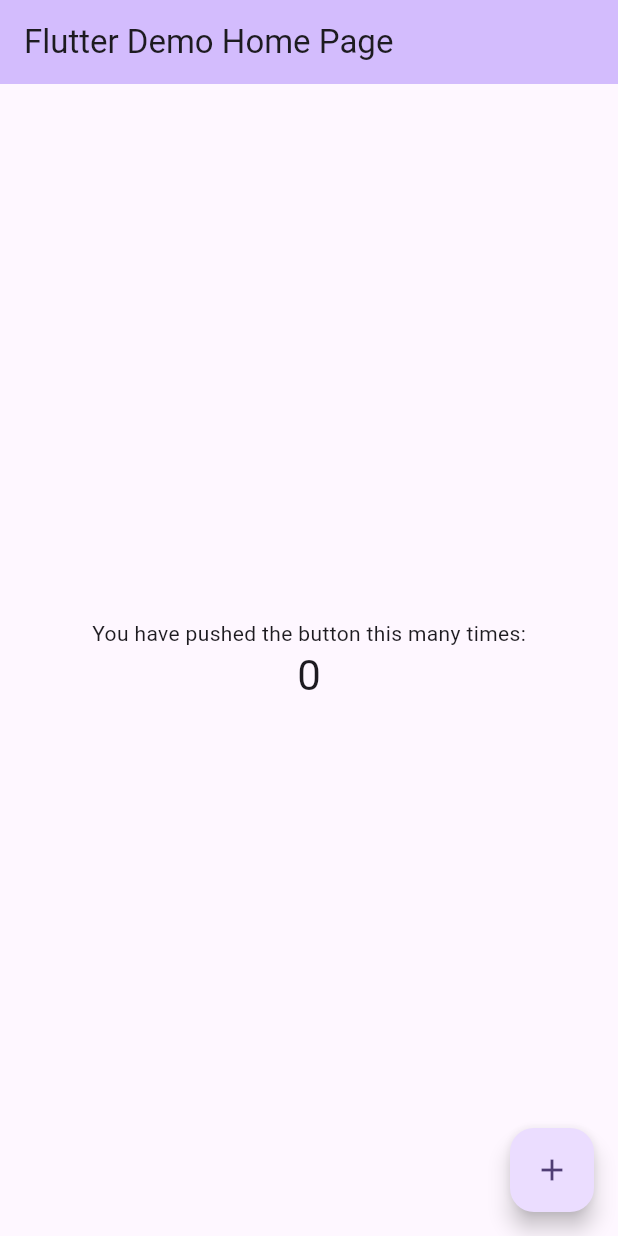
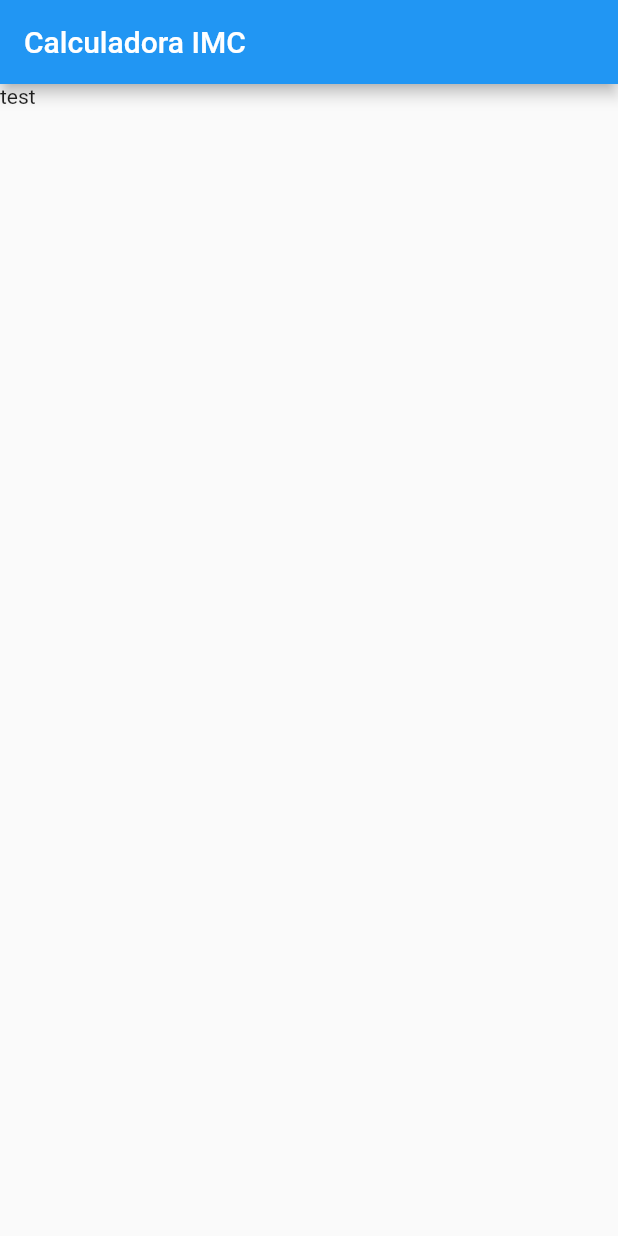
Before and after one commit to diogosvicente/imcflutter, a Flutter app: the screen it shows after launch, on a phone screen of 412 x 824 dp. Run offline on Flutter 3.47's test engine with Material 2 defaults, Android fonts, the phone set to English and light mode, and no system bars.

Commit message:
:lipstick: feat: starting codebase

```diff
--- /dev/null
+++ b/lib/init_app.dart
@@ -0,0 +1,14 @@
+import 'package:flutter/material.dart';
+import 'pages/imc_list_page.dart';
+
+class InitApp extends StatelessWidget {
+  const InitApp({super.key});
+
+  @override
+  Widget build(BuildContext context) {
+    return const MaterialApp(
+      debugShowCheckedModeBanner: false,
+      home: ImcListPage(),
+    );
+  }
+}
--- a/lib/main.dart
+++ b/lib/main.dart
@@ -1,125 +1,6 @@
 import 'package:flutter/material.dart';
+import 'init_app.dart';
 
 void main() {
-  runApp(const MyApp());
+  runApp(const InitApp());
 }
-
-class MyApp extends StatelessWidget {
-  const MyApp({super.key});
-
-  // This widget is the root of your application.
-  @override
-  Widget build(BuildContext context) {
-    return MaterialApp(
-      title: 'Flutter Demo',
-      theme: ThemeData(
-        // This is the theme of your application.
-        //
-        // TRY THIS: Try running your application with "flutter run". You'll see
-        // the application has a blue toolbar. Then, without quitting the app,
-        // try changing the seedColor in the colorScheme below to Colors.green
-        // and then invoke "hot reload" (save your changes or press the "hot
-        // reload" button in a Flutter-supported IDE, or press "r" if you used
-        // the command line to start the app).
-        //
-        // Notice that the counter didn't reset back to zero; the application
-        // state is not lost during the reload. To reset the state, use hot
-        // restart instead.
-        //
-        // This works for code too, not just values: Most code changes can be
-        // tested with just a hot reload.
-        colorScheme: ColorScheme.fromSeed(seedColor: Colors.deepPurple),
-        useMaterial3: true,
-      ),
-      home: const MyHomePage(title: 'Flutter Demo Home Page'),
-    );
-  }
-}
-
-class MyHomePage extends StatefulWidget {
-  const MyHomePage({super.key, required this.title});
-
-  // This widget is the home page of your application. It is stateful, meaning
-  // that it has a State object (defined below) that contains fields that affect
-  // how it looks.
-
-  // This class is the configuration for the state. It holds the values (in this
-  // case the title) provided by the parent (in this case the App widget) and
-  // used by the build method of the State. Fields in a Widget subclass are
-  // always marked "final".
-
-  final String title;
-
-  @override
-  State<MyHomePage> createState() => _MyHomePageState();
-}
-
-class _MyHomePageState extends State<MyHomePage> {
-  int _counter = 0;
-
-  void _incrementCounter() {
-    setState(() {
-      // This call to setState tells the Flutter framework that something has
-      // changed in this State, which causes it to rerun the build method below
-      // so that the display can reflect the updated values. If we changed
-      // _counter without calling setState(), then the build method would not be
-      // called again, and so nothing would appear to happen.
-      _counter++;
-    });
-  }
-
-  @override
-  Widget build(BuildContext context) {
-    // This method is rerun every time setState is called, for instance as done
-    // by the _incrementCounter method above.
-    //
-    // The Flutter framework has been optimized to make rerunning build methods
-    // fast, so that you can just rebuild anything that needs updating rather
-    // than having to individually change instances of widgets.
-    return Scaffold(
-      appBar: AppBar(
-        // TRY THIS: Try changing the color here to a specific color (to
-        // Colors.amber, perhaps?) and trigger a hot reload to see the AppBar
-        // change color while the other colors stay the same.
-        backgroundColor: Theme.of(context).colorScheme.inversePrimary,
-        // Here we take the value from the MyHomePage object that was created by
-        // the App.build method, and use it to set our appbar title.
-        title: Text(widget.title),
-      ),
-      body: Center(
-        // Center is a layout widget. It takes a single child and positions it
-        // in the middle of the parent.
-        child: Column(
-          // Column is also a layout widget. It takes a list of children and
-          // arranges them vertically. By default, it sizes itself to fit its
-          // children horizontally, and tries to be as tall as its parent.
-          //
-          // Column has various properties to control how it sizes itself and
-          // how it positions its children. Here we use mainAxisAlignment to
-          // center the children vertically; the main axis here is the vertical
-          // axis because Columns are vertical (the cross axis would be
-          // horizontal).
-          //
-          // TRY THIS: Invoke "debug painting" (choose the "Toggle Debug Paint"
-          // action in the IDE, or press "p" in the console), to see the
-          // wireframe for each widget.
-          mainAxisAlignment: MainAxisAlignment.center,
-          children: <Widget>[
-            const Text(
-              'You have pushed the button this many times:',
-            ),
-            Text(
-              '$_counter',
-              style: Theme.of(context).textTheme.headlineMedium,
-            ),
-          ],
-        ),
-      ),
-      floatingActionButton: FloatingActionButton(
-        onPressed: _incrementCounter,
-        tooltip: 'Increment',
-        child: const Icon(Icons.add),
-      ), // This trailing comma makes auto-formatting nicer for build methods.
-    );
-  }
-}
--- /dev/null
+++ b/lib/model/pessoa.dart
@@ -0,0 +1,57 @@
+class Pessoa {
+  String _nome = "";
+  double _peso = 0;
+  double _altura = 0;
+  double _imc = 0;
+  String _classificacao = "";
+
+  String get nome => _nome;
+  double get peso => _peso;
+  double get altura => _altura;
+  double get imc => _imc;
+  String get classificacao => _classificacao;
+
+  set nome(String nome) {
+    _nome = nome;
+  }
+
+  set peso(double peso) {
+    _peso = peso;
+  }
+
+  set altura(double altura) {
+    _altura = altura;
+  }
+
+  double calcularImc() => (_peso / (_altura * _altura));
+
+  String classificarImc() {
+    double imc = calcularImc();
+
+    if (imc < 16.0) {
+      return ("Magreza grave");
+    } else if (imc < 17.0) {
+      return ("Magreza moderada");
+    } else if (imc < 18.5) {
+      return ("Magreza leve");
+    } else if (imc < 25.0) {
+      return ("Saudável");
+    } else if (imc < 30.0) {
+      return ("Sobrepeso");
+    } else if (imc < 35.0) {
+      return ("Obesidade Grau I");
+    } else if (imc < 40.0) {
+      return ("Obesidade Grau II (severa)");
+    } else {
+      return ("Obesidade Grau III (mórbida)");
+    }
+  }
+
+  set imc(double imc) {
+    _imc = imc;
+  }
+
+  set classificacao(String classificacao) {
+    _classificacao = classificacao;
+  }
+}
--- /dev/null
+++ b/lib/pages/imc_list_page.dart
@@ -0,0 +1,20 @@
+import 'package:flutter/material.dart';
+
+class ImcListPage extends StatefulWidget {
+  const ImcListPage({super.key});
+
+  @override
+  State<ImcListPage> createState() => _ImcListPageState();
+}
+
+class _ImcListPageState extends State<ImcListPage> {
+  @override
+  Widget build(BuildContext context) {
+    return Scaffold(
+      appBar: AppBar(
+        title: Text("Calculadora IMC"),
+      ),
+      body: ListView(children: [Text("test")]),
+    );
+  }
+}
```
